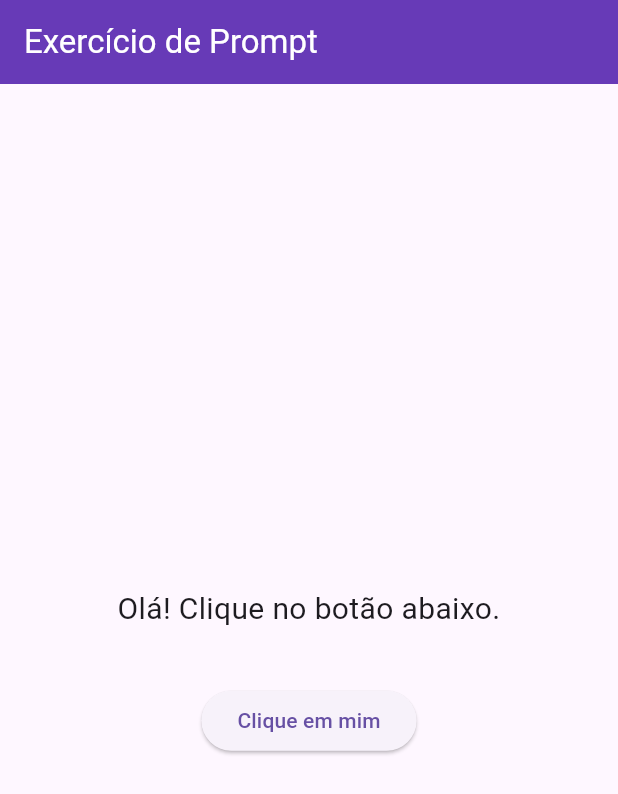
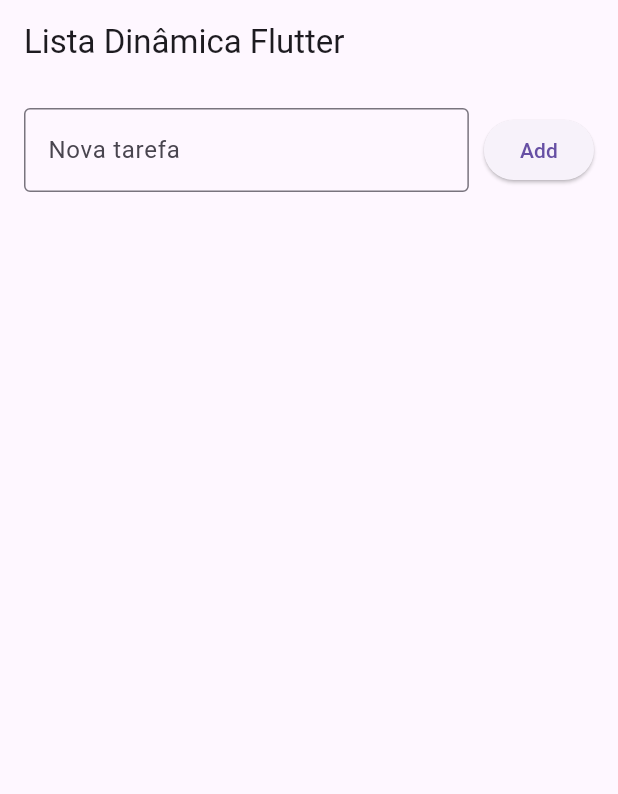
Before and after one commit to heitorhidalgo/mini-curso-prompt-eng-usp, a Flutter app: the screen it shows after launch, on a phone screen of 412 x 824 dp. Shown: the top 794 px of the screen. Run offline on Flutter 3.47's test engine with Material 3 defaults, Android fonts, the phone set to English and light mode, and no system bars.

Commit message:
Exercício 2: Lista dinâmica com input de usuário

```diff
--- a/lib/main.dart
+++ b/lib/main.dart
@@ -1,64 +1,89 @@
 import 'package:flutter/material.dart';
 
 void main() {
-  runApp(const MeuAppEducativo());
+  runApp(const MeuAppLista());
 }
 
-class MeuAppEducativo extends StatelessWidget {
-  const MeuAppEducativo({super.key});
+class MeuAppLista extends StatelessWidget {
+  const MeuAppLista({super.key});
 
   @override
   Widget build(BuildContext context) {
     return MaterialApp(
       debugShowCheckedModeBanner: false,
-      home: const PaginaInicial(),
+      home: const TelaListaTarefas(),
     );
   }
 }
 
-class PaginaInicial extends StatefulWidget {
-  const PaginaInicial({super.key});
+class TelaListaTarefas extends StatefulWidget {
+  const TelaListaTarefas({super.key});
 
   @override
-  State<PaginaInicial> createState() => _PaginaInicialState();
+  State<TelaListaTarefas> createState() => _TelaListaTarefasState();
 }
 
-class _PaginaInicialState extends State<PaginaInicial> {
-  String _mensagem = "Olá! Clique no botão abaixo.";
+class _TelaListaTarefasState extends State<TelaListaTarefas> {
+  // 1. A fonte da verdade: nossa lista de tarefas
+  final List<String> _tarefas = [];
 
-  void _atualizarMensagem() {
+  // 2. O "controle remoto" do campo de texto
+  final TextEditingController _controller = TextEditingController();
+
+  void _adicionarTarefa() {
+    if (_controller.text.isNotEmpty) {
       setState(() {
-      _mensagem = "Bem-vindo ao mundo do Prompt Engineering com Flutter!";
+        _tarefas.add(_controller.text); // Adiciona na lista
+        _controller.clear(); // Limpa o campo de texto
       });
+    }
   }
 
   @override
   Widget build(BuildContext context) {
     return Scaffold(
-      appBar: AppBar(
-        title: const Text("Exercício de Prompt"),
-        backgroundColor: Colors.deepPurple,
-        foregroundColor: Colors.white,
-      ),
-      body: Center(
-        child: Column(
-          mainAxisAlignment: MainAxisAlignment.center,
+      appBar: AppBar(title: const Text("Lista Dinâmica Flutter")),
+      body: Column(
         children: [
           Padding(
             padding: const EdgeInsets.all(16.0),
-              child: Text(
-                _mensagem,
-                textAlign: TextAlign.center,
-                style: const TextStyle(fontSize: 20),
+            child: Row(
+              children: [
+                // Campo de texto expandido
+                Expanded(
+                  child: TextField(
+                    controller: _controller,
+                    decoration: const InputDecoration(
+                      labelText: "Nova tarefa",
+                      border: OutlineInputBorder(),
                     ),
                   ),
-            const SizedBox(height: 20),
+                ),
+                const SizedBox(width: 10),
+                // Botão de adicionar
                 ElevatedButton(
-              onPressed: _atualizarMensagem,
-              child: const Text("Clique em mim"),
-            )
+                  onPressed: _adicionarTarefa,
+                  child: const Text("Add"),
+                ),
               ],
             ),
+          ),
+          // Lista expandida para ocupar o resto da tela
+          Expanded(
+            child: ListView.builder(
+              itemCount: _tarefas.length,
+              itemBuilder: (context, index) {
+                return Card(
+                  margin: const EdgeInsets.symmetric(horizontal: 16, vertical: 4),
+                  child: ListTile(
+                    leading: CircleAvatar(child: Text("${index + 1}")),
+                    title: Text(_tarefas[index]),
+                  ),
+                );
+              },
+            ),
+          ),
+        ],
       ),
     );
   }
```
Lines whose indentation alone changed are shown as unchanged.
